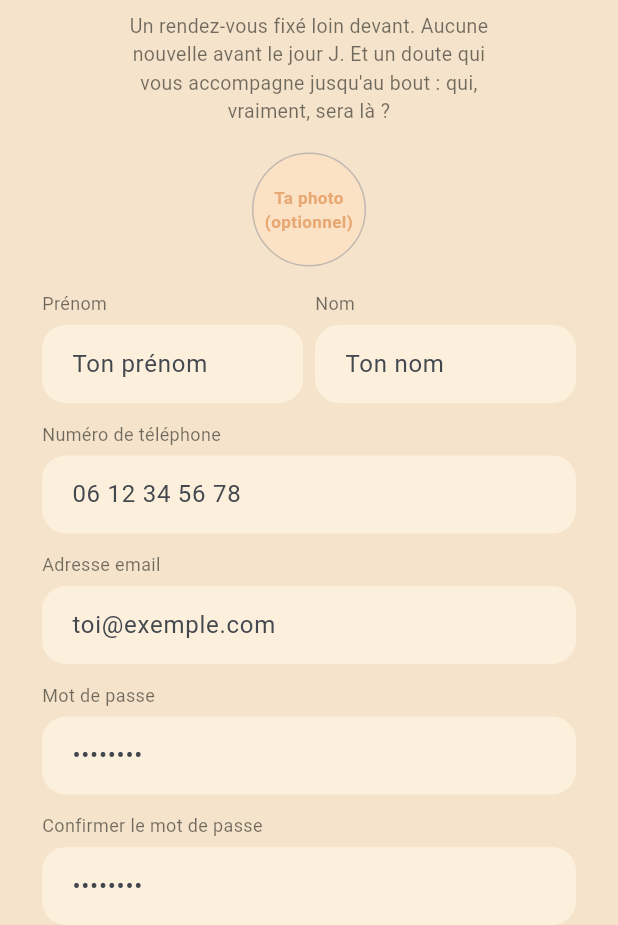
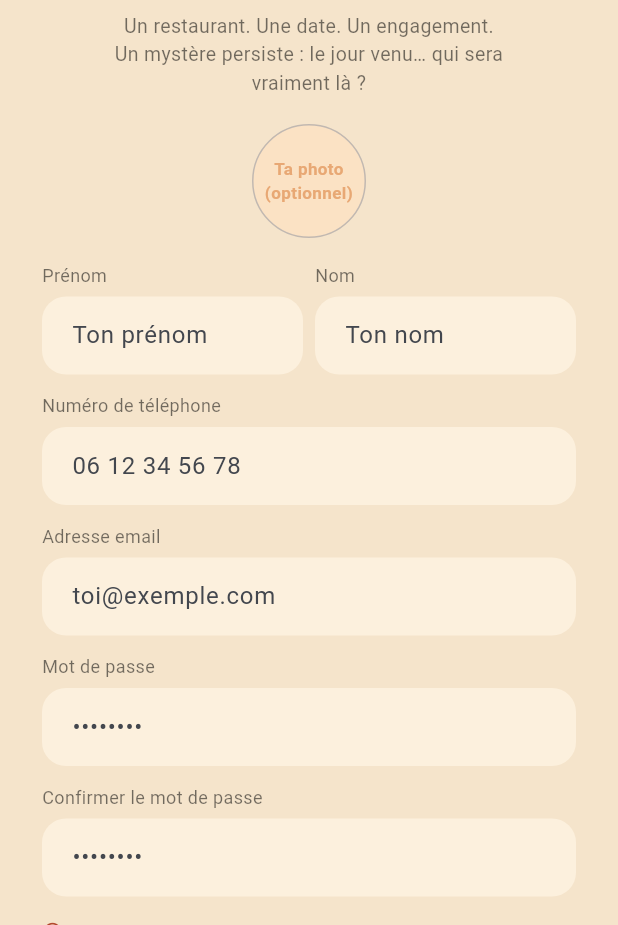
Before and after one commit to kevinarner/le_pacte, a Flutter app: the screen it shows after launch, after a tap on "Pas encore de compte ? Créer un compte", on a phone screen of 412 x 824 dp, the part 311-1236 px from its top. Run offline on Flutter 3.47's test engine with Material 3 defaults, Android fonts, the phone set to English and light mode, and no system bars; our stand-ins replace firebase_core, firebase_messaging, image_picker, supabase_flutter; missing offline and left inert: dart:js_interop; accounts and stored records are empty; Roboto replaces fonts that are missing (Georgia).

Commit message:
Change le texte d'accroche de l'écran de connexion
Co-Authored-By: Claude Sonnet 5 <noreply@anthropic.com>
Claude-Session: https://claude.ai/code/session_016L6SUTJygDZPTq4He5HGk8

```diff
--- a/lib/screens/login/login_screen.dart
+++ b/lib/screens/login/login_screen.dart
@@ -67,8 +67,8 @@ class _LoginScreenState extends State<LoginScreen> {
                 const SizedBox(
                   width: 260,
                   child: Text(
-                    "Un rendez-vous fixé loin devant. Aucune nouvelle avant le jour J. "
-                    "Et un doute qui vous accompagne jusqu'au bout : qui, vraiment, sera là ?",
+                    "Un restaurant. Une date. Un engagement.\n"
+                    "Un mystère persiste : le jour venu… qui sera vraiment là ?",
                     textAlign: TextAlign.center,
                     style: TextStyle(fontSize: 13, color: Colors.black54),
                   ),
```
